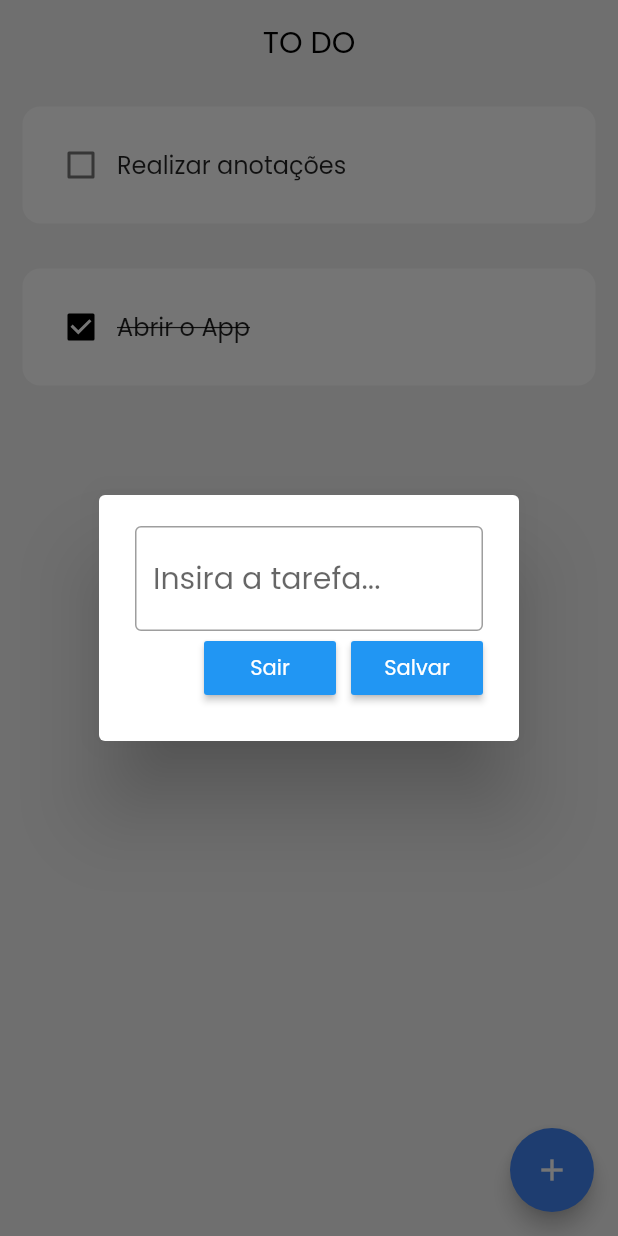
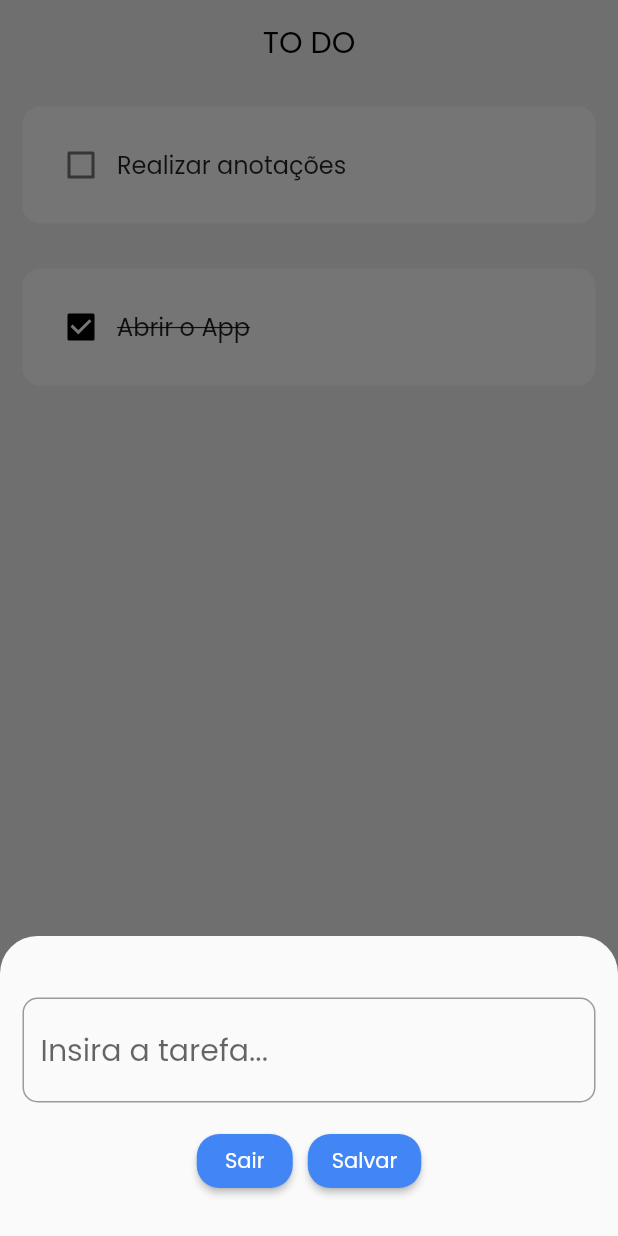
Before and after one commit to eric-oliveira23/ToDo-Flutter, a Flutter app: the screen it shows after launch, after a tap on the "add" icon, on a phone screen of 412 x 824 dp. Run offline on Flutter 3.47's test engine with Material 2 defaults, Android fonts, the phone set to English and light mode, and no system bars; drawn by our look-alikes of flutter_slidable; our stand-ins replace flutter_staggered_animations, hive, hive_flutter; accounts and stored records are empty.

Commit message:
Add bottom sheet

```diff
--- /dev/null
+++ b/lib/components/add_sheet_content.dart
@@ -0,0 +1,59 @@
+import 'package:flutter/material.dart';
+
+import 'button_add.dart';
+
+class AddSheetContent extends StatelessWidget {
+  final TextEditingController controller;
+  final VoidCallback onSave;
+  final VoidCallback onCancel;
+
+  const AddSheetContent(
+      {super.key,
+      required this.controller,
+      required this.onSave,
+      required this.onCancel});
+
+  @override
+  Widget build(BuildContext context) {
+    return SizedBox(
+      height: 200,
+      child: Center(
+        child: Column(
+          mainAxisAlignment: MainAxisAlignment.center,
+          mainAxisSize: MainAxisSize.min,
+          children: [
+            Column(
+              mainAxisAlignment: MainAxisAlignment.spaceEvenly,
+              children: [
+                Padding(
+                  padding: const EdgeInsets.all(15.0),
+                  child: TextField(
+                    controller: controller,
+                    decoration: InputDecoration(
+                      border: OutlineInputBorder(
+                        borderRadius: BorderRadius.circular(10.0),
+                      ),
+                      hintText: 'Insira a tarefa...',
+                    ),
+                  ),
+                ),
+                Row(
+                  mainAxisAlignment: MainAxisAlignment.center,
+                  children: [
+                    // Salvar
+                    ButtonAdd(text: 'Sair', onClick: onCancel),
+
+                    const SizedBox(width: 10),
+
+                    //Sair
+                    ButtonAdd(text: 'Salvar', onClick: onSave),
+                  ],
+                )
+              ],
+            ),
+          ],
+        ),
+      ),
+    );
+  }
+}
--- a/lib/components/button_add.dart
+++ b/lib/components/button_add.dart
@@ -12,9 +12,15 @@ class ButtonAdd extends StatelessWidget {
 
   @override
   Widget build(BuildContext context) {
-    return MaterialButton(
+    return ElevatedButton(
       onPressed: onClick,
-      color: Theme.of(context).primaryColor,
+      style: ButtonStyle(
+        shape: MaterialStateProperty.all<RoundedRectangleBorder>(
+          RoundedRectangleBorder(
+            borderRadius: BorderRadius.circular(15.0),
+          ),
+        ),
+      ),
       child: Text(
         text,
         style: const TextStyle(
--- a/lib/components/dialog_add.dart
+++ /dev/null
@@ -1,49 +0,0 @@
-import 'package:flutter/material.dart';
-import 'package:todo/components/button_add.dart';
-
-class DialogAdd extends StatelessWidget {
-  final TextEditingController controller;
-  final VoidCallback onSave;
-  final VoidCallback onCancel;
-
-  const DialogAdd({
-    super.key,
-    required this.controller,
-    required this.onCancel,
-    required this.onSave,
-  });
-
-  @override
-  Widget build(BuildContext context) {
-    return AlertDialog(
-      backgroundColor: Colors.white,
-      content: SizedBox(
-        height: 120,
-        child: Column(
-          mainAxisAlignment: MainAxisAlignment.spaceEvenly,
-          children: [
-            TextField(
-              controller: controller,
-              decoration: const InputDecoration(
-                border: OutlineInputBorder(),
-                hintText: 'Insira a tarefa...',
-              ),
-            ),
-            Row(
-              mainAxisAlignment: MainAxisAlignment.end,
-              children: [
-                // Salvar
-                ButtonAdd(text: 'Sair', onClick: onCancel),
-
-                const SizedBox(width: 10),
-
-                //Sair
-                ButtonAdd(text: 'Salvar', onClick: onSave),
-              ],
-            )
-          ],
-        ),
-      ),
-    );
-  }
-}
--- a/lib/views/home.dart
+++ b/lib/views/home.dart
@@ -1,8 +1,8 @@
 import 'package:flutter/material.dart';
 import 'package:flutter_staggered_animations/flutter_staggered_animations.dart';
 import 'package:hive/hive.dart';
-import 'package:todo/components/dialog_add.dart';
 import 'package:todo/data/database.dart';
+import '../components/add_sheet_content.dart';
 import '../components/todo_tile.dart';
 
 class HomePage extends StatefulWidget {
@@ -45,35 +45,26 @@ class _HomePageState extends State<HomePage> {
   //Save a task
   void saveTask() {
     if (_controller.text.isEmpty) {
-      showSnackbar();
+      return;
     } else {
       setState(() {
         db.todoList.add([_controller.text, false]);
       });
       db.updateDatabase();
       Navigator.pop(context);
+
+      showSnackbar('Tarefa ${_controller.text} adicionada.');
       _controller.clear();
     }
   }
 
-  void fabClicked() {
-    showDialog(
-      context: context,
-      builder: (context) {
-        return DialogAdd(
-          controller: _controller,
-          onSave: saveTask,
-          onCancel: () => Navigator.pop(context),
-        );
-      },
-    );
-  }
-
   //Delete task
   void deleteTask(int index) {
+    showSnackbar('Tarefa ${db.todoList[index][0]} deletada.');
     setState(() {
       db.todoList.removeAt(index);
     });
+
     db.updateDatabase();
   }
 
@@ -92,7 +83,7 @@ class _HomePageState extends State<HomePage> {
       ),
       floatingActionButton: FloatingActionButton(
         onPressed: () {
-          fabClicked();
+          showAddSheet();
         },
         child: const Icon(Icons.add),
       ),
@@ -124,11 +115,33 @@ class _HomePageState extends State<HomePage> {
     );
   }
 
-  void showSnackbar() {
+  void showSnackbar(String text) {
     ScaffoldMessenger.of(context).showSnackBar(
-      const SnackBar(
-        content: Text('Você não pode salvar uma tarefa vazia!'),
+      SnackBar(
+        content: Text(text),
       ),
     );
   }
+
+  void showAddSheet() {
+    showModalBottomSheet<void>(
+      isScrollControlled: true,
+      context: context,
+      shape: const RoundedRectangleBorder(
+        borderRadius: BorderRadius.vertical(
+          top: Radius.circular(25.0),
+        ),
+      ),
+      builder: (BuildContext context) {
+        return Padding(
+          padding: MediaQuery.of(context).viewInsets,
+          child: AddSheetContent(
+            controller: _controller,
+            onSave: () => saveTask(),
+            onCancel: () => Navigator.pop(context),
+          ),
+        );
+      },
+    );
+  }
 }
```
